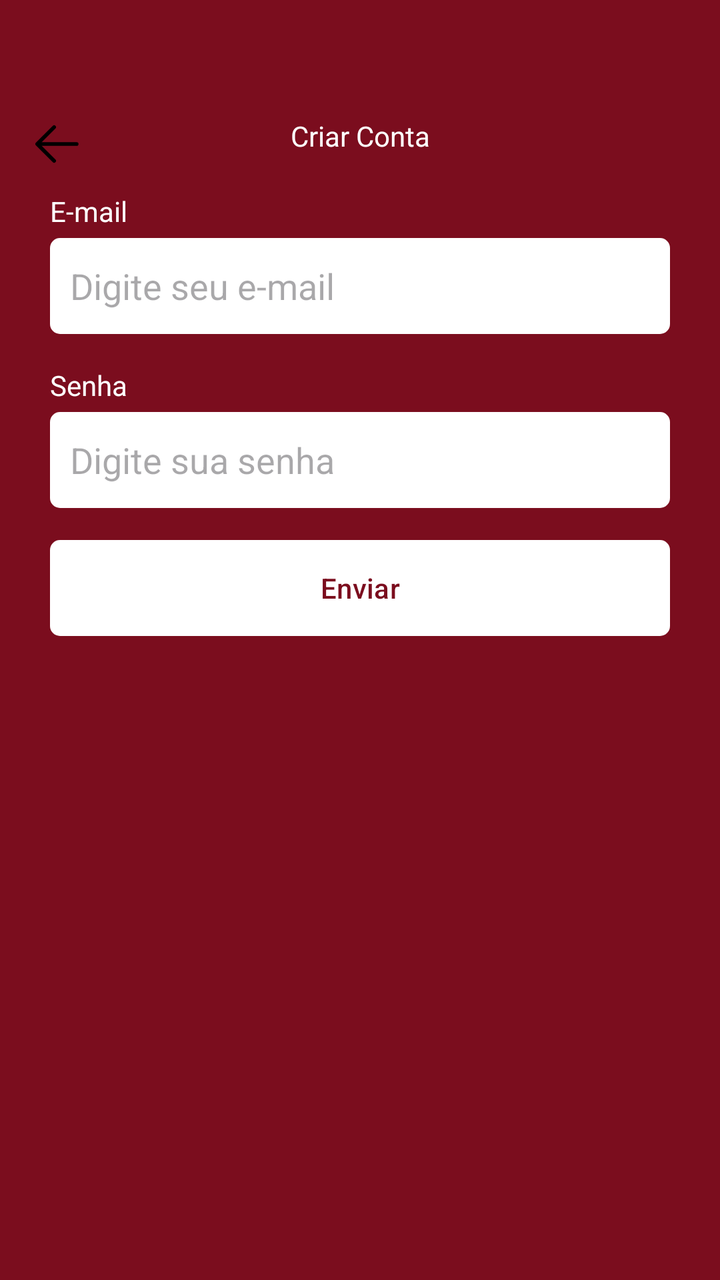
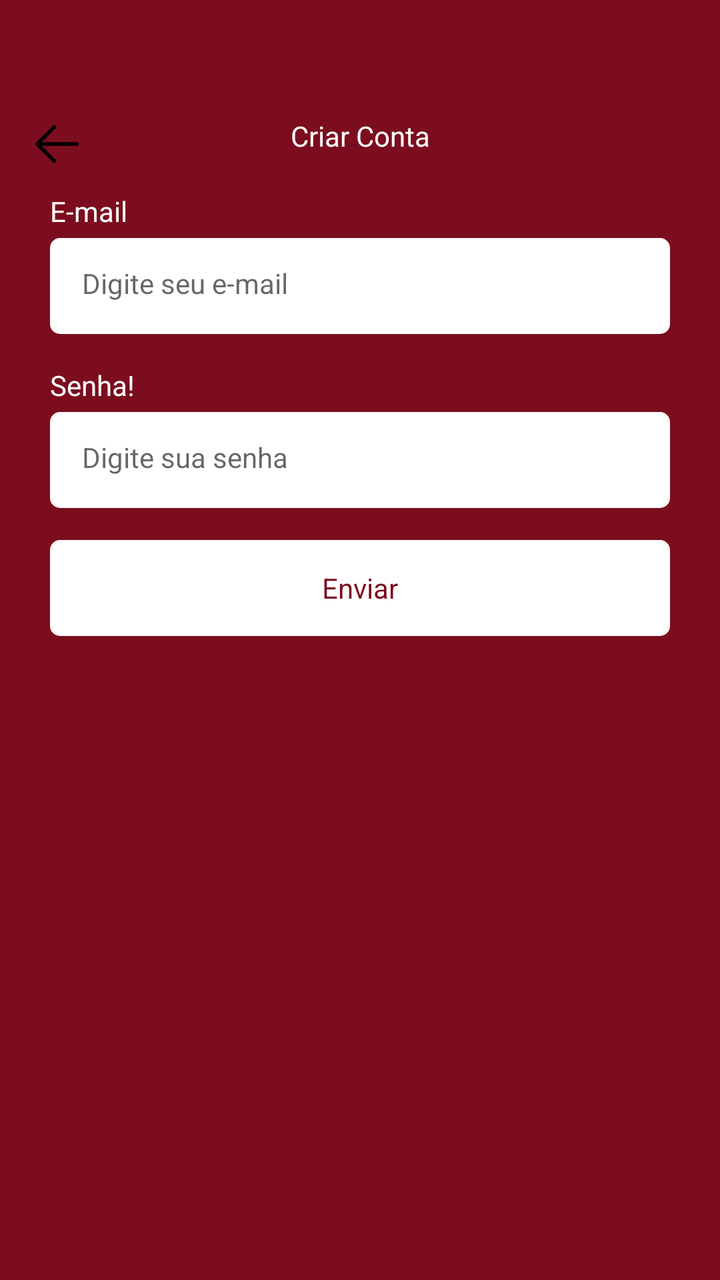

Screens rendered from an Android XML layout before and after an edit, with the pre-edit source and the edit as a unified diff.
<!-- AndroidManifest.xml: application theme Theme.Exercicio4 -->
<!-- res/layout/fragment_register.xml -->
<?xml version="1.0" encoding="utf-8"?>
<ScrollView xmlns:android="http://schemas.android.com/apk/res/android"
    xmlns:app="http://schemas.android.com/apk/res-auto"
    xmlns:tools="http://schemas.android.com/tools"
    android:layout_width="match_parent"
    android:layout_height="match_parent"
    tools:context=".ui.auth.RegisterFragment"
    android:fillViewport="true">

    <LinearLayout
        android:layout_width="match_parent"
        android:layout_height="wrap_content"
        android:orientation="vertical"
        android:id="@+id/linearlayout1">

        <com.google.android.material.appbar.MaterialToolbar
            android:layout_width="match_parent"
            android:layout_height="wrap_content"
            app:navigationIcon="@drawable/ic_back"
            android:paddingTop="40dp">

            <TextView
                android:layout_width="wrap_content"
                android:layout_height="wrap_content"
                android:text="Criar Conta"
                android:textColor="@color/white"
                android:layout_gravity="center_horizontal"/>

        </com.google.android.material.appbar.MaterialToolbar>



        <LinearLayout
            android:id="@+id/linearlayout"
            android:layout_width="match_parent"
            android:layout_height="wrap_content"
            android:orientation="vertical"
            android:layout_marginHorizontal="25dp">

            <TextView
                android:layout_width="wrap_content"
                android:layout_height="wrap_content"
                android:text="E-mail"
                android:textColor="@color/white"/>

            <EditText
                android:layout_width="match_parent"
                android:layout_height="48dp"
                android:hint="Digite seu e-mail"
                android:inputType="textEmailAddress"
                android:padding="10dp"
                android:layout_marginTop="4dp"
                android:background="@drawable/bg_edit_text"/>

            <TextView
                android:layout_width="wrap_content"
                android:layout_height="wrap_content"
                android:text="Senha"
                android:textColor="@color/white"
                android:layout_marginTop="16dp"/>

            <EditText
                android:layout_width="match_parent"
                android:layout_height="48dp"
                android:inputType="textPassword"
                android:hint="Digite sua senha"
                android:padding="10dp"
                android:layout_marginTop="4dp"
                android:background="@drawable/bg_edit_text"/>


            <com.google.android.material.button.MaterialButton
                android:layout_width="match_parent"
                android:layout_height="wrap_content"
                android:text="Enviar"
                android:textColor="@color/color_default"
                app:backgroundTint="@null"
                android:background="@drawable/bg_btn"
                android:layout_marginTop="16dp"/>

            <ProgressBar
                android:id="@+id/progressBar"
                android:layout_width="wrap_content"
                android:layout_height="wrap_content"
                android:indeterminateTint="@color/white"
                android:layout_gravity="center"
                android:layout_marginTop="8dp"
                android:visibility="invisible"
                tools:visibility="visible"/>


        </LinearLayout>
    </LinearLayout>

</ScrollView>
<!-- resources referenced by this layout -->
<resources>
  <color name="color_default">#7B0D1E</color>.
  <color name="white">#FFFFFFFF</color>
  <!-- drawable bg_btn (drawable) -->
  <?xml version="1.0" encoding="utf-8"?>
  <shape xmlns:android="http://schemas.android.com/apk/res/android"
      android:shape="rectangle">
  
      <solid android:color="@color/white" />
      <corners android:radius="5dp" />
  
  </shape>
  <!-- drawable bg_edit_text (drawable) -->
  <?xml version="1.0" encoding="utf-8"?>
  <shape xmlns:android="http://schemas.android.com/apk/res/android"
      android:shape="rectangle">
  
      <solid android:color="@color/white"  />
      <corners android:radius="5dp"  />
  </shape>
  <!-- drawable ic_back (drawable) -->
  <vector xmlns:android="http://schemas.android.com/apk/res/android" android:height="30dp" android:viewportHeight="1024" android:viewportWidth="1024" android:width="30dp">
        
      <path android:fillColor="#000000" android:pathData="M224,480h640a32,32 0,1 1,0 64H224a32,32 0,0 1,0 -64z"/>
        
      <path android:fillColor="#000000" android:pathData="m237.2,512 l265.4,265.3a32,32 0,0 1,-45.3 45.3l-288,-288a32,32 0,0 1,0 -45.3l288,-288a32,32 0,1 1,45.3 45.3L237.2,512z"/>
      
  </vector>
  <style name="Theme.Exercicio4" parent="Base.Theme.Exercicio4" />
  <style name="Base.Theme.Exercicio4" parent="Theme.Material3.DayNight.NoActionBar">
          
          <item name="colorPrimary">@color/color_default</item>
          <item name="colorPrimaryVariant">@color/color_default</item>
          <item name="android:windowBackground">@color/color_default</item>
      </style>
</resources>

<!-- the commit's change to res/layout/fragment_register.xml (unified diff, before → after) -->
@@ -14,6 +14,7 @@
         android:id="@+id/linearlayout1">
 
         <com.google.android.material.appbar.MaterialToolbar
+            android:id="@+id/toolbar"
             android:layout_width="match_parent"
             android:layout_height="wrap_content"
             app:navigationIcon="@drawable/ic_back"
@@ -40,42 +41,44 @@
             <TextView
                 android:layout_width="wrap_content"
                 android:layout_height="wrap_content"
-                android:text="E-mail"
+                android:text="@string/email_text"
                 android:textColor="@color/white"/>
 
             <EditText
                 android:layout_width="match_parent"
                 android:layout_height="48dp"
-                android:hint="Digite seu e-mail"
+                android:id="@+id/edittextEmail"
+                style="@style/EditTextTheme"
+                android:hint="@string/hint_edit_email"
                 android:inputType="textEmailAddress"
-                android:padding="10dp"
                 android:layout_marginTop="4dp"
-                android:background="@drawable/bg_edit_text"/>
+                />
 
             <TextView
                 android:layout_width="wrap_content"
                 android:layout_height="wrap_content"
-                android:text="Senha"
+                android:text="@string/password_text"
                 android:textColor="@color/white"
                 android:layout_marginTop="16dp"/>
 
             <EditText
                 android:layout_width="match_parent"
                 android:layout_height="48dp"
+                android:id="@+id/edittextSenha"
+                style="@style/EditTextTheme"
                 android:inputType="textPassword"
-                android:hint="Digite sua senha"
-                android:padding="10dp"
+                android:hint="@string/hint_edit_password"
                 android:layout_marginTop="4dp"
-                android:background="@drawable/bg_edit_text"/>
+                />
 
 
             <com.google.android.material.button.MaterialButton
                 android:layout_width="match_parent"
+                android:id="@+id/buttonRegister"
+                style="@style/ButtonTheme"
                 android:layout_height="wrap_content"
-                android:text="Enviar"
-                android:textColor="@color/color_default"
+                android:text="@string/text_button_register_fragment"
                 app:backgroundTint="@null"
-                android:background="@drawable/bg_btn"
                 android:layout_marginTop="16dp"/>
 
             <ProgressBar
<!-- resource entries referenced after the edit -->
@@ -27,6 +27,22 @@
       <path android:fillColor="#000000" android:pathData="m237.2,512 l265.4,265.3a32,32 0,0 1,-45.3 45.3l-288,-288a32,32 0,0 1,0 -45.3l288,-288a32,32 0,1 1,45.3 45.3L237.2,512z"/>
       
   </vector>
+  <string name="email_text">E-mail</string>
+  <string name="hint_edit_email">Digite seu e-mail</string>
+  <string name="hint_edit_password">Digite sua senha</string>
+  <string name="password_text">Senha!</string>
+  <string name="text_button_register_fragment">Enviar</string>
+  <style name="ButtonTheme" parent="Theme.MaterialComponents.DayNight.NoActionBar">
+          <item name="android:background">@drawable/bg_btn</item>
+          <item name="android:textAllCaps">false</item>
+          <item name="android:textColor">@color/color_default</item>
+          <item name="backgroundTint">@null</item>
+      </style>
+  <style name="EditTextTheme" parent="Theme.MaterialComponents.DayNight.NoActionBar">
+          <item name="android:background">@drawable/bg_edit_text</item>
+          <item name="android:padding">16dp</item>
+          <item name="android:textSize">14sp</item>
+      </style>
   <style name="Theme.Exercicio4" parent="Base.Theme.Exercicio4" />
   <style name="Base.Theme.Exercicio4" parent="Theme.Material3.DayNight.NoActionBar">
           
